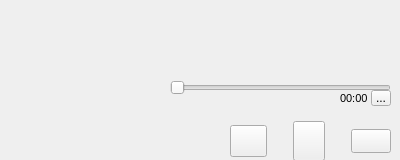
Above: Scene/PlayScene.ui from TMDJoJo/QtDoubanFM before the change. Below: the same form after it.
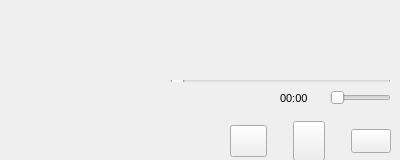
That is the form after the change. Custom widgets are drawn as their Qt base class.

Patch:
```diff
--- a/Scene/PlayScene.ui
+++ b/Scene/PlayScene.ui
@@ -74,7 +74,7 @@
      <x>170</x>
      <y>80</y>
      <width>221</width>
-     <height>16</height>
+     <height>2</height>
     </rect>
    </property>
    <property name="orientation">
@@ -84,7 +84,7 @@
   <widget class="QLabel" name="lbe_time_remaining">
    <property name="geometry">
     <rect>
-     <x>340</x>
+     <x>280</x>
      <y>90</y>
      <width>31</width>
      <height>16</height>
@@ -99,19 +99,6 @@
     <string>00:00</string>
    </property>
   </widget>
-  <widget class="QToolButton" name="sound">
-   <property name="geometry">
-    <rect>
-     <x>371</x>
-     <y>90</y>
-     <width>20</width>
-     <height>16</height>
-    </rect>
-   </property>
-   <property name="text">
-    <string>...</string>
-   </property>
-  </widget>
   <widget class="QWidget" name="layoutWidget">
    <property name="geometry">
     <rect>
@@ -210,6 +197,19 @@
     </item>
    </layout>
   </widget>
+  <widget class="QSlider" name="volume">
+   <property name="geometry">
+    <rect>
+     <x>330</x>
+     <y>90</y>
+     <width>61</width>
+     <height>16</height>
+    </rect>
+   </property>
+   <property name="orientation">
+    <enum>Qt::Horizontal</enum>
+   </property>
+  </widget>
  </widget>
  <customwidgets>
   <customwidget>
```
